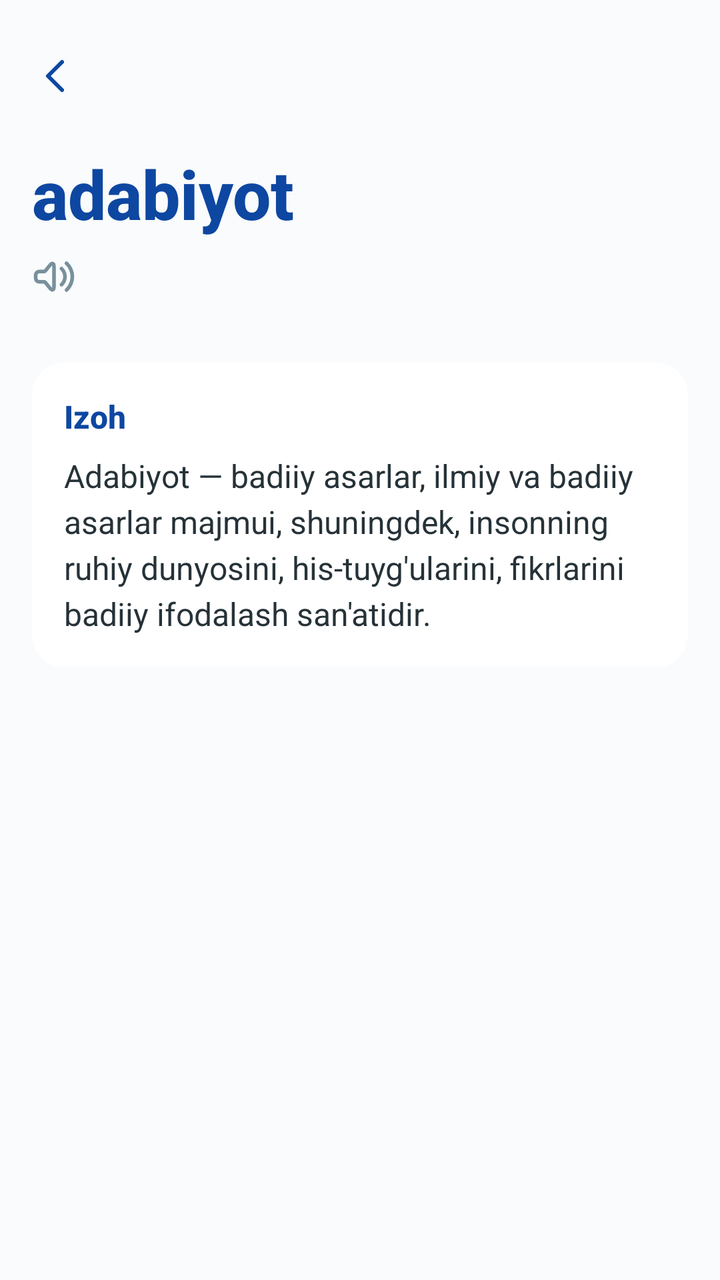
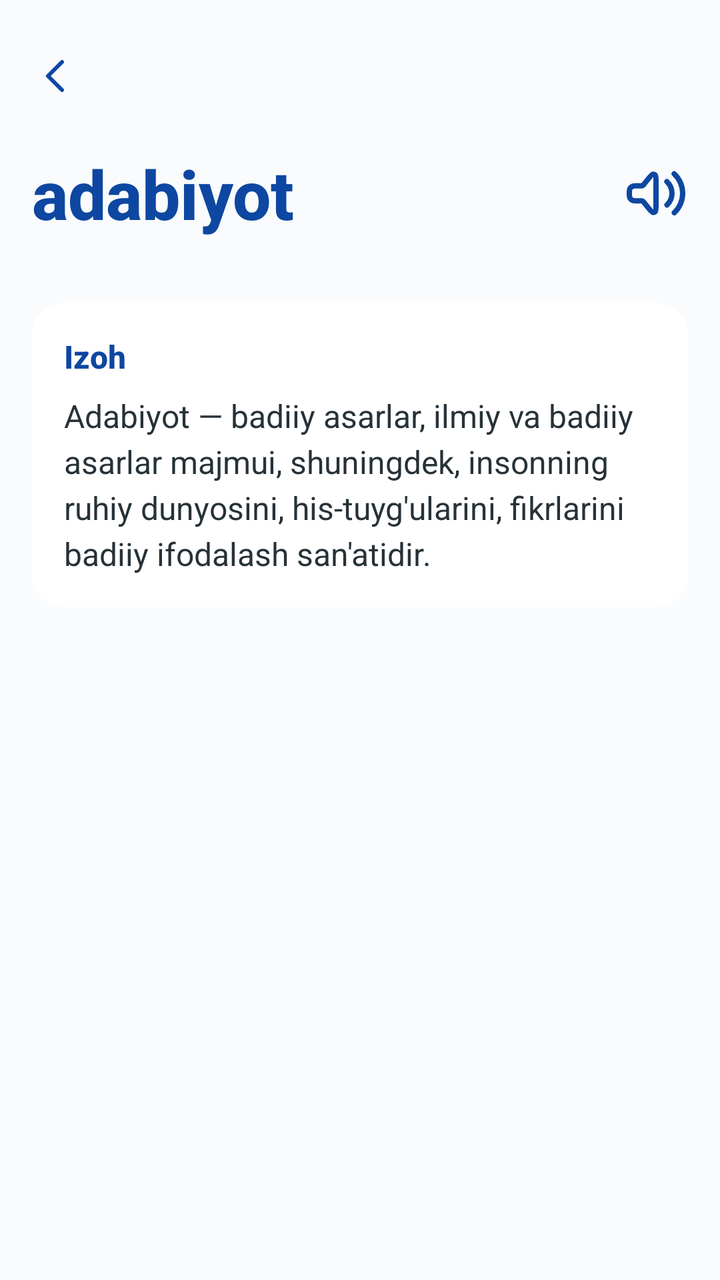

The first picture is an Android layout as it rendered before a commit; the second is the same layout after the commit. The layout source and the unified diff follow.
<!-- AndroidManifest.xml: application theme Theme.OzbekTiliningIzohliUgati -->
<!-- res/layout/fragment_dictionary_info.xml -->
<?xml version="1.0" encoding="utf-8"?>
<androidx.constraintlayout.widget.ConstraintLayout xmlns:android="http://schemas.android.com/apk/res/android"
    xmlns:app="http://schemas.android.com/apk/res-auto"
    xmlns:tools="http://schemas.android.com/tools"
    android:layout_width="match_parent"
    android:layout_height="match_parent"
    android:background="#F9FBFC"
    android:paddingTop="10dp"
    tools:context=".presentation.DictionaryInfoFragment">

    <ImageView
        android:id="@+id/btn_back"
        android:layout_width="24dp"
        android:layout_height="24dp"
        android:layout_marginStart="16dp"
        android:layout_marginTop="16dp"
        android:background="?attr/selectableItemBackgroundBorderless"
        android:rotation="180"
        android:src="@drawable/right"
        app:layout_constraintStart_toStartOf="parent"
        app:layout_constraintTop_toTopOf="parent"
        app:tint="#0D47A1" />


    <TextView
        android:id="@+id/tv_word"
        android:layout_width="0dp"
        android:layout_height="wrap_content"
        android:layout_marginStart="16dp"
        android:layout_marginTop="24dp"
        android:fontFamily="sans-serif-medium"
        android:text="adabiyot"
        android:textColor="#0D47A1"
        android:textSize="34sp"
        android:textStyle="bold"
        app:layout_constraintStart_toStartOf="parent"
        app:layout_constraintTop_toBottomOf="@id/btn_back" />

    <ImageView
        android:id="@+id/img_transcription_icon"
        android:layout_width="22dp"
        android:layout_height="22dp"
        android:layout_marginTop="8dp"
        android:background="?attr/selectableItemBackgroundBorderless"
        android:src="@drawable/speaker"
        app:layout_constraintStart_toStartOf="@id/tv_word"
        app:layout_constraintTop_toBottomOf="@id/tv_word"
        app:tint="#78909C" />

    <TextView
        android:id="@+id/tv_transcription"
        android:layout_width="wrap_content"
        android:layout_height="wrap_content"
        android:layout_marginStart="8dp"
        android:fontFamily="sans-serif"
        android:textColor="#78909C"
        android:textSize="16sp"
        app:layout_constraintBottom_toBottomOf="@id/img_transcription_icon"
        app:layout_constraintStart_toEndOf="@id/img_transcription_icon"
        app:layout_constraintTop_toTopOf="@id/img_transcription_icon" />

    <androidx.core.widget.NestedScrollView
        android:layout_width="match_parent"
        android:layout_height="0dp"
        android:layout_marginTop="16dp"
        android:clipToPadding="false"
        android:paddingBottom="100dp"
        app:layout_constraintBottom_toBottomOf="parent"
        app:layout_constraintTop_toBottomOf="@id/img_transcription_icon">

        <LinearLayout
            android:layout_width="match_parent"
            android:layout_height="wrap_content"
            android:orientation="vertical"
            android:padding="16dp">

            
            <androidx.cardview.widget.CardView
                android:layout_width="match_parent"
                android:layout_height="wrap_content"
                app:cardBackgroundColor="@color/white"
                app:cardCornerRadius="16dp"
                app:cardElevation="0dp">

                <LinearLayout
                    android:layout_width="match_parent"
                    android:layout_height="wrap_content"
                    android:orientation="vertical"
                    android:padding="16dp">

                    <TextView
                        android:layout_width="wrap_content"
                        android:layout_height="wrap_content"
                        android:fontFamily="sans-serif-medium"
                        android:text="Izoh"
                        android:textColor="#0D47A1"
                        android:textSize="16sp"
                        android:textStyle="bold" />

                    <TextView
                        android:id="@+id/tv_description"
                        android:layout_width="wrap_content"
                        android:layout_height="wrap_content"
                        android:layout_marginTop="8dp"
                        android:fontFamily="sans-serif"
                        android:lineSpacingExtra="4dp"
                        android:text="Adabiyot — badiiy asarlar, ilmiy va badiiy asarlar majmui, shuningdek, insonning ruhiy dunyosini, his-tuyg'ularini, fikrlarini badiiy ifodalash san'atidir."
                        android:textColor="#263238"
                        android:textSize="16sp" />
                </LinearLayout>
            </androidx.cardview.widget.CardView>

        </LinearLayout>
    </androidx.core.widget.NestedScrollView>























</androidx.constraintlayout.widget.ConstraintLayout>
<!-- resources referenced by this layout -->
<resources>
  <color name="white">#FFFFFFFF</color>
  <!-- drawable right (drawable) -->
  <vector xmlns:android="http://schemas.android.com/apk/res/android"
      android:width="24dp"
      android:height="24dp"
      android:viewportWidth="24"
      android:viewportHeight="24">
    <path
        android:pathData="M9,5L16,12L9,19"
        android:strokeLineJoin="round"
        android:strokeWidth="2"
        android:fillColor="#00000000"
        android:strokeColor="#000000"
        android:strokeLineCap="round"/>
  </vector>
  <!-- drawable speaker (drawable) -->
  <vector xmlns:android="http://schemas.android.com/apk/res/android"
      android:width="32dp"
      android:height="32dp"
      android:viewportWidth="24"
      android:viewportHeight="24">
    <path
        android:pathData="M18.82,4.687C19.819,5.618 20.617,6.745 21.164,7.997C21.711,9.248 21.995,10.599 22,11.965C22.005,13.331 21.729,14.684 21.191,15.939C20.653,17.195 19.864,18.327 18.871,19.266M16.092,7.612C16.691,8.171 17.17,8.847 17.498,9.598C17.826,10.349 17.997,11.16 18,11.979C18.003,12.799 17.838,13.61 17.515,14.364C17.192,15.117 16.718,15.796 16.122,16.36M7.48,15.407L9.156,17.48C10.029,18.561 10.465,19.101 10.848,19.16C11.179,19.211 11.514,19.093 11.739,18.845C12,18.559 12,17.864 12,16.474V7.526C12,6.136 12,5.442 11.739,5.155C11.514,4.908 11.179,4.789 10.848,4.84C10.465,4.899 10.029,5.439 9.156,6.52L7.48,8.593C7.304,8.812 7.216,8.921 7.107,8.999C7.01,9.069 6.901,9.121 6.787,9.152C6.657,9.188 6.517,9.188 6.236,9.188H4.813C4.056,9.188 3.678,9.188 3.373,9.288C2.771,9.487 2.3,9.959 2.101,10.56C2,10.866 2,11.244 2,12C2,12.756 2,13.134 2.101,13.44C2.3,14.041 2.771,14.513 3.373,14.712C3.678,14.813 4.056,14.813 4.813,14.813H6.236C6.517,14.813 6.657,14.813 6.787,14.848C6.901,14.88 7.01,14.931 7.107,15.001C7.216,15.079 7.304,15.189 7.48,15.407Z"
        android:strokeLineJoin="round"
        android:strokeWidth="2"
        android:fillColor="#00000000"
        android:strokeColor="#000000"
        android:strokeLineCap="round"/>
  </vector>
  <style name="Theme.OzbekTiliningIzohliUgati" parent="Base.Theme.OzbekTiliningIzohliUgati" />
  <style name="Base.Theme.OzbekTiliningIzohliUgati" parent="Theme.Material3.DayNight.NoActionBar">
          <item name="bottomNavigationStyle">@style/Widget.App.BottomNavigationView</item>
      </style>
  <style name="Widget.App.BottomNavigationView" parent="Widget.Design.BottomNavigationView">
          <item name="itemBackground">@android:color/transparent</item>
      </style>
</resources>

<!-- the commit's change to res/layout/fragment_dictionary_info.xml (unified diff, before → after) -->
@@ -21,44 +21,36 @@
         app:layout_constraintTop_toTopOf="parent"
         app:tint="#0D47A1" />
 
-
     <TextView
         android:id="@+id/tv_word"
         android:layout_width="0dp"
         android:layout_height="wrap_content"
         android:layout_marginStart="16dp"
         android:layout_marginTop="24dp"
+        android:layout_marginEnd="12dp"
         android:fontFamily="sans-serif-medium"
         android:text="adabiyot"
         android:textColor="#0D47A1"
         android:textSize="34sp"
         android:textStyle="bold"
+        app:layout_constraintEnd_toStartOf="@id/img_transcription_icon"
         app:layout_constraintStart_toStartOf="parent"
         app:layout_constraintTop_toBottomOf="@id/btn_back" />
 
+    
     <ImageView
         android:id="@+id/img_transcription_icon"
-        android:layout_width="22dp"
-        android:layout_height="22dp"
-        android:layout_marginTop="8dp"
+        android:layout_width="32dp"
+        android:layout_height="32dp"
+        android:layout_marginEnd="16dp"
         android:background="?attr/selectableItemBackgroundBorderless"
         android:src="@drawable/speaker"
-        app:layout_constraintStart_toStartOf="@id/tv_word"
-        app:layout_constraintTop_toBottomOf="@id/tv_word"
-        app:tint="#78909C" />
+        app:layout_constraintBottom_toBottomOf="@id/tv_word"
+        app:layout_constraintEnd_toEndOf="parent"
+        app:layout_constraintTop_toTopOf="@id/tv_word"
+        app:tint="#0D47A1" />
 
-    <TextView
-        android:id="@+id/tv_transcription"
-        android:layout_width="wrap_content"
-        android:layout_height="wrap_content"
-        android:layout_marginStart="8dp"
-        android:fontFamily="sans-serif"
-        android:textColor="#78909C"
-        android:textSize="16sp"
-        app:layout_constraintBottom_toBottomOf="@id/img_transcription_icon"
-        app:layout_constraintStart_toEndOf="@id/img_transcription_icon"
-        app:layout_constraintTop_toTopOf="@id/img_transcription_icon" />
-
+    
     <androidx.core.widget.NestedScrollView
         android:layout_width="match_parent"
         android:layout_height="0dp"
@@ -66,7 +58,7 @@
         android:clipToPadding="false"
         android:paddingBottom="100dp"
         app:layout_constraintBottom_toBottomOf="parent"
-        app:layout_constraintTop_toBottomOf="@id/img_transcription_icon">
+        app:layout_constraintTop_toBottomOf="@id/tv_word">
 
         <LinearLayout
             android:layout_width="match_parent"
@@ -99,7 +91,7 @@
 
                     <TextView
                         android:id="@+id/tv_description"
-                        android:layout_width="wrap_content"
+                        android:layout_width="match_parent"
                         android:layout_height="wrap_content"
                         android:layout_marginTop="8dp"
                         android:fontFamily="sans-serif"
@@ -113,26 +105,4 @@
         </LinearLayout>
     </androidx.core.widget.NestedScrollView>
 
-
-
-
-
-
-
-
-
-
-
-
-
-
-
-
-
-
-
-
-
-
-
 </androidx.constraintlayout.widget.ConstraintLayout>
